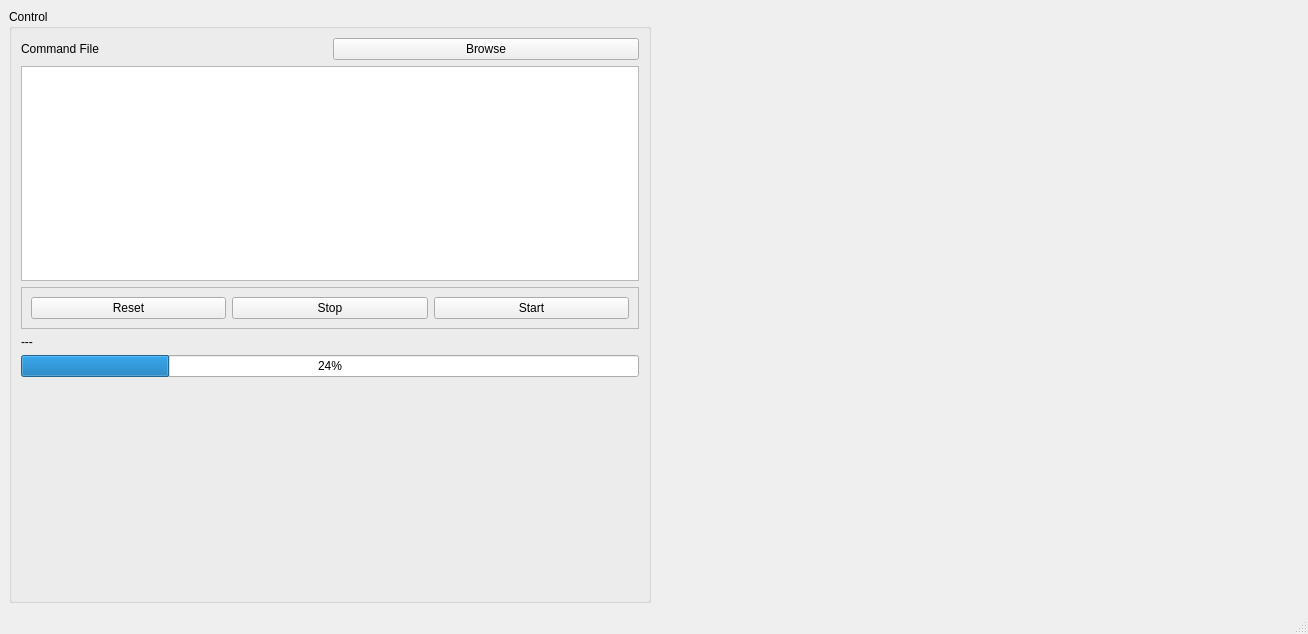
Above: mainwindowcontrols.ui from kwijesin/CMPT417-Final-Project-F22 before the change. Below: the same form after it.
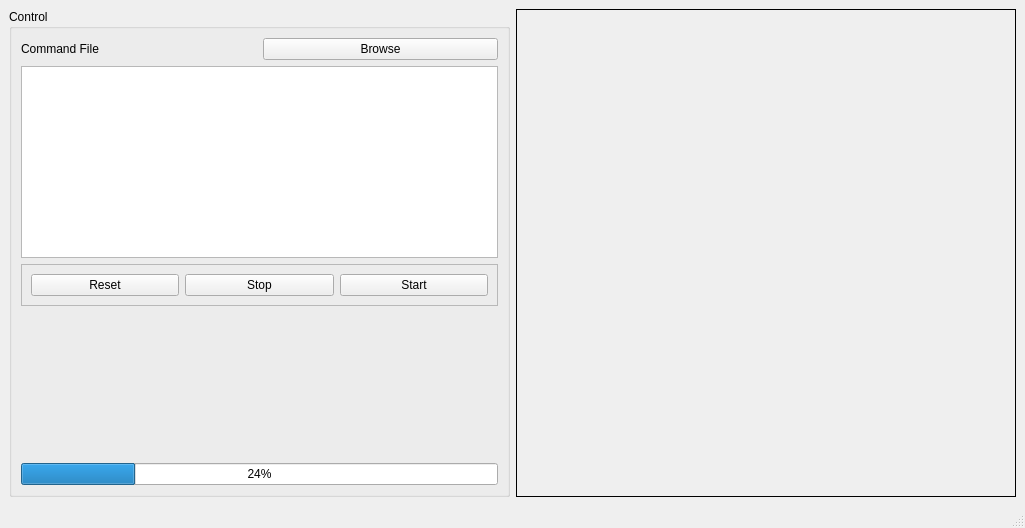
That is the form after the change. Custom widgets are drawn as their Qt base class.

Commit message: Fixes mapwidget to actually work Improves UI somewhat

What changed in the file:
```diff
--- a/mainwindowcontrols.ui
+++ b/mainwindowcontrols.ui
@@ -6,8 +6,8 @@
    <rect>
     <x>0</x>
     <y>0</y>
-    <width>1308</width>
-    <height>634</height>
+    <width>1025</width>
+    <height>528</height>
    </rect>
   </property>
   <property name="windowTitle">
@@ -88,10 +88,23 @@
          </layout>
         </widget>
        </item>
+       <item>
+        <spacer name="verticalSpacer">
+         <property name="orientation">
+          <enum>Qt::Vertical</enum>
+         </property>
+         <property name="sizeHint" stdset="0">
+          <size>
+           <width>20</width>
+           <height>40</height>
+          </size>
+         </property>
+        </spacer>
+       </item>
        <item>
         <widget class="QLabel" name="labelCurrentCommand">
          <property name="text">
-          <string>---</string>
+          <string/>
          </property>
         </widget>
        </item>
@@ -111,35 +124,25 @@
          </property>
         </widget>
        </item>
-       <item>
-        <spacer name="verticalSpacer">
-         <property name="orientation">
-          <enum>Qt::Vertical</enum>
-         </property>
-         <property name="sizeHint" stdset="0">
-          <size>
-           <width>20</width>
-           <height>40</height>
-          </size>
-         </property>
-        </spacer>
-       </item>
       </layout>
      </widget>
     </item>
     <item>
-     <widget class="QWidget" name="widgetMap" native="true">
+     <widget class="MapWidget" name="labelMap">
       <property name="sizePolicy">
-       <sizepolicy hsizetype="Expanding" vsizetype="Preferred">
+       <sizepolicy hsizetype="MinimumExpanding" vsizetype="MinimumExpanding">
         <horstretch>0</horstretch>
         <verstretch>0</verstretch>
        </sizepolicy>
       </property>
-      <property name="minimumSize">
-       <size>
-        <width>500</width>
-        <height>500</height>
-       </size>
+      <property name="styleSheet">
+       <string notr="true">border: 1px solid black;</string>
+      </property>
+      <property name="text">
+       <string/>
+      </property>
+      <property name="alignment">
+       <set>Qt::AlignCenter</set>
       </property>
      </widget>
     </item>
@@ -157,6 +160,13 @@
   </widget>
   <widget class="QStatusBar" name="statusbar"/>
  </widget>
+ <customwidgets>
+  <customwidget>
+   <class>MapWidget</class>
+   <extends>QLabel</extends>
+   <header>mapwidget.h</header>
+  </customwidget>
+ </customwidgets>
  <resources/>
  <connections/>
 </ui>
```
Left out of the diff: 2 changed lines with no effect on the pictures. The commit also changes 2 other files.
